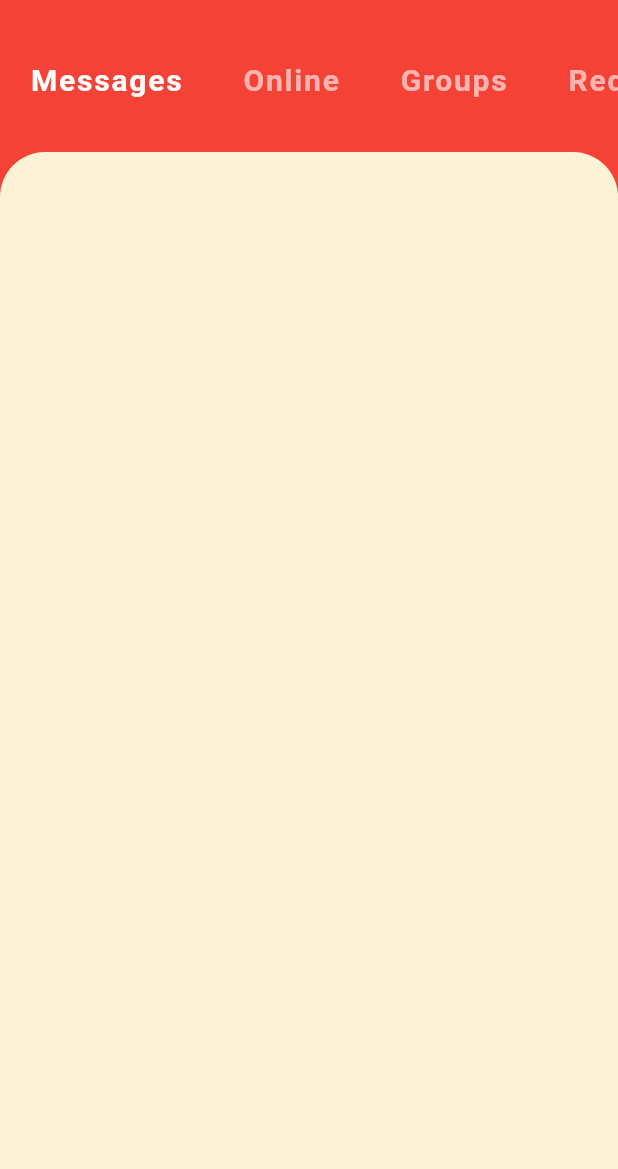
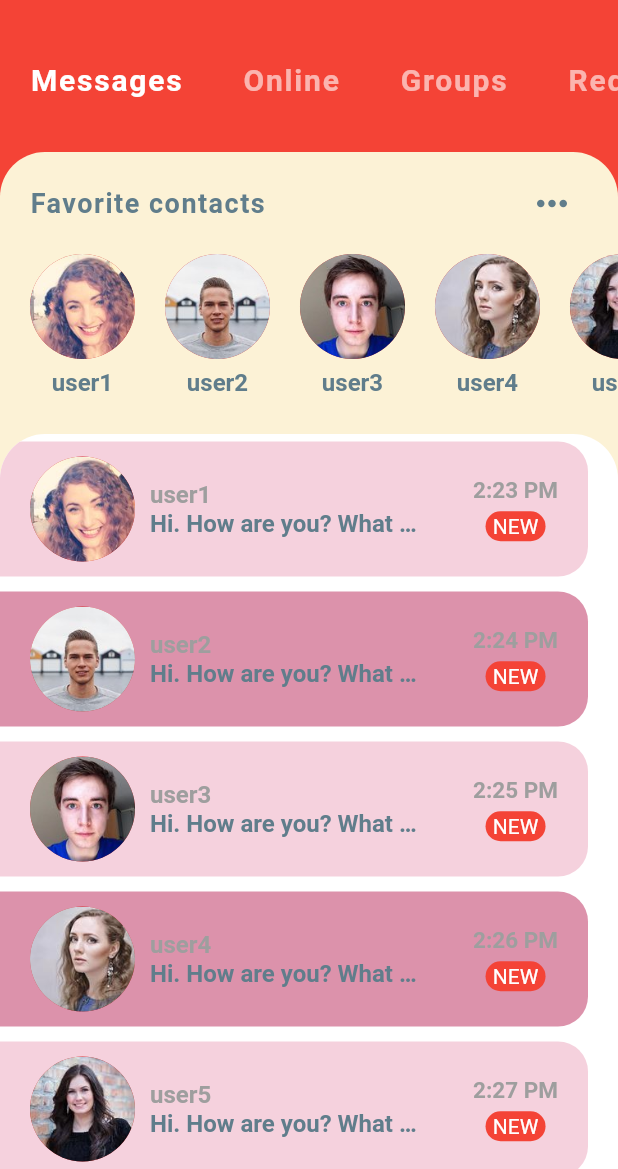
Before and after one commit to CodeWithDilshad/Chat_App, a Flutter app: the screen it shows after launch, on a phone screen of 412 x 824 dp, the part 67-1236 px from its top. Run offline on Flutter 3.47's test engine with Material 2 defaults, Android fonts, the phone set to English and light mode, and no system bars.

Commit message:
Second Commit

```diff
--- a/lib/Models/Message_model.dart
+++ b/lib/Models/Message_model.dart
@@ -11,86 +11,86 @@ class Message {
 }
 
 final User currentUser = User(0, 'current user', 'assets/images/im1.jpg');
-final User user1 = User(1, 'current user1', 'assets/images/user1.jpg');
-final User user2 = User(2, 'current user2', 'assets/images/user2.jpg');
-final User user3 = User(3, 'current user3', 'assets/images/user3.jpg');
-final User user4 = User(4, 'current user4', 'assets/images/user4.jpg');
-final User user5 = User(5, 'current user5', 'assets/images/user5.jpg');
-final User user6 = User(6, 'current user6', 'assets/images/user6.jpg');
-final User user7 = User(7, 'current user7', 'assets/images/user7.jpg');
-final User user8 = User(8, 'current user8', 'assets/images/user8.jpg');
-final User user9 = User(9, 'current user9', 'assets/images/user9.jpg');
-final User user10 = User(10, 'current user10', 'assets/images/user10.jpg');
+final User user1 = User(1, 'user1', 'assets/images/user1.jpg');
+final User user2 = User(2, 'user2', 'assets/images/user2.jpg');
+final User user3 = User(3, 'user3', 'assets/images/user3.jpg');
+final User user4 = User(4, 'user4', 'assets/images/user4.jpg');
+final User user5 = User(5, 'user5', 'assets/images/user5.jpg');
+final User user6 = User(6, 'user6', 'assets/images/user6.jpg');
+final User user7 = User(7, 'user7', 'assets/images/user7.jpg');
+final User user8 = User(8, 'user8', 'assets/images/user8.jpg');
+final User user9 = User(9, 'user9', 'assets/images/user9.jpg');
+final User user10 = User(10, ' user10', 'assets/images/user10.jpg');
 
-List<User> favContact = [user1, user2, user3, user4, user5];
+List<User> favorites = [user1, user2, user3, user4, user5,user6,user7,user8,user9,user10];
 
 List<Message> chats = [
   Message(
     user1,
-    "2:23",
+    "2:23 PM",
     "Hi. How are you? What are you doing?",
     false,
     true
   ),
   Message(
     user2,
-    "2:24",
+    "2:24 PM",
     "Hi. How are you? What are you doing?",
     true,
     false,
   ),
   Message(
     user3,
-    "2:25",
+    "2:25 PM",
     "Hi. How are you? What are you doing?",
     false,
     true
   ),
   Message(
     user4,
-    "2:26",
+    "2:26 PM",
     "Hi. How are you? What are you doing?",
     true,
     false,
   ),
   Message(
     user5,
-    "2:27",
+    "2:27 PM",
     "Hi. How are you? What are you doing?",
     false,
     true
   ),
   Message(
     user6,
-    "2:28",
+    "2:28 PM",
     "Hi. How are you? What are you doing?",
     true,
     false,
   ),
   Message(
     user7,
-    "2:29",
+    "2:29 PM",
     "Hi. How are you? What are you doing?",
     false,
     true
   ),
   Message(
     user8,
-    "2:30",
+    "2:30 PM",
     "Hi. How are you? What are you doing?",
     true,
     false,
   ),
   Message(
     user9,
-    "2:33",
+    "2:33 PM",
     "Hi. How are you? What are you doing?",
     false,
     true
   ),
   Message(
     user10,
-    "2:39",
+    "2:39 PM",
     "Hi. How are you? What are you doing?",
     true,
     false,
--- a/lib/Screens/Home_Screens.dart
+++ b/lib/Screens/Home_Screens.dart
@@ -2,6 +2,8 @@
 
 import 'package:flutter/material.dart';
 import 'package:my_chat/widgets/Catagory_Selector.dart';
+import 'package:my_chat/widgets/Fav_Contact.dart';
+import 'package:my_chat/widgets/recent_chats.dart';
 
 class HomeScreen extends StatefulWidget {
   const HomeScreen({super.key});
@@ -44,14 +46,18 @@ class _HomeScreenState extends State<HomeScreen> {
           CatagorySelector(),
           Expanded(
             child: Container(
-              decoration: BoxDecoration(
-                color: Color.fromARGB(255, 252, 242, 214),
-                borderRadius: BorderRadius.only(
-                  topLeft: Radius.circular(30.0),
-                  topRight: Radius.circular(30.0)
-                )
-              ),
-            ),
+                decoration: BoxDecoration(
+                  color: Color.fromARGB(255, 252, 242, 214),
+                  borderRadius: BorderRadius.only(
+                      topLeft: Radius.circular(30.0),
+                      topRight: Radius.circular(30.0)),
+                ),
+                child: Column(
+                  children: [
+                    FavContact(),
+                    RecentChats()
+                  ],
+                )),
           )
         ],
       ),
--- /dev/null
+++ b/lib/widgets/Fav_Contact.dart
@@ -0,0 +1,77 @@
+// ignore_for_file: avoid_unnecessary_containers, prefer_const_constructors
+
+import 'package:flutter/material.dart';
+import 'package:my_chat/Models/Message_model.dart';
+
+class FavContact extends StatefulWidget {
+  const FavContact({super.key});
+
+  @override
+  State<FavContact> createState() => _FavContactState();
+}
+
+class _FavContactState extends State<FavContact> {
+  @override
+  Widget build(BuildContext context) {
+    return Padding(
+      padding:  EdgeInsets.symmetric(vertical: 10.0),
+      child: Column(children: [
+        Padding(
+          padding: EdgeInsets.symmetric(horizontal: 20.0),
+          child: Row(
+            mainAxisAlignment: MainAxisAlignment.spaceBetween,
+            children: [
+              Text(
+                "Favorite contacts",
+                style: TextStyle(
+                  fontSize: 18,
+                  fontWeight: FontWeight.bold,
+                  color: Colors.blueGrey,
+                  letterSpacing: 1.0,
+                ),
+              ),
+              IconButton(
+                onPressed: () {},
+                icon: Icon(Icons.more_horiz),
+                color: Colors.blueGrey,
+                iconSize: 30.0,
+              ),
+            ],
+          ),
+        ),
+        Container(
+          height: 120.0,
+          child: ListView.builder(
+            padding: EdgeInsets.only(left: 10),
+            scrollDirection: Axis.horizontal,
+            itemCount: favorites.length,
+            itemBuilder: (context, int index) {
+              return Padding(
+                padding:EdgeInsets.all(10.0),
+                child: Column(
+                  children: [
+                    CircleAvatar(
+                      radius: 35.0,
+                      backgroundImage: AssetImage(favorites[index].imageUrl),
+                    ),
+                    SizedBox(
+                      height: 6.0,
+                    ),
+                    Text(
+                      favorites[index].name,
+                      style: TextStyle(
+                        color: Colors.blueGrey,
+                        fontWeight: FontWeight.w600,
+                        fontSize: 16.0,
+                      ),
+                    ),
+                  ],
+                ),
+              );
+            },
+          ),
+        )
+      ]),
+    );
+  }
+}
--- /dev/null
+++ b/lib/widgets/recent_chats.dart
@@ -0,0 +1,114 @@
+// ignore_for_file: prefer_const_constructors
+
+import 'package:flutter/material.dart';
+import 'package:my_chat/Models/Message_model.dart';
+
+class RecentChats extends StatelessWidget {
+  const RecentChats({super.key});
+
+  @override
+  Widget build(BuildContext context) {
+    return Expanded(
+      child: Container(
+        decoration: BoxDecoration(
+            color: Colors.white,
+            borderRadius: BorderRadius.only(
+              topLeft: Radius.circular(30.0),
+              topRight: Radius.circular(30.0),
+            )),
+        child: ClipRRect(
+          borderRadius: BorderRadius.only(
+            topLeft: Radius.circular(30.0),
+            topRight: Radius.circular(30.0),
+          ),
+          child: ListView.builder(
+              scrollDirection: Axis.vertical,
+              itemCount: chats.length,
+              itemBuilder: ((context, int index) {
+                final Message chat = chats[index];
+                return Container(
+                  margin: EdgeInsets.only(top: 5.0,bottom: 5.0,right: 20.0),
+                  padding: EdgeInsets.symmetric(vertical: 10.0, horizontal: 20.0),
+                  decoration: BoxDecoration(
+                    color:chat.unRead? Color.fromARGB(255, 245, 209, 221): const Color.fromARGB(255, 220, 146, 171),
+                    borderRadius:BorderRadius.only(
+                      topRight: Radius.circular(20.0),
+                      bottomRight: Radius.circular(20.0),
+                    ) ,
+                  ),
+                  child: Row(
+                    mainAxisAlignment: MainAxisAlignment.spaceBetween,
+                    children: [
+                      Row(
+                        children: [
+                          CircleAvatar(
+                            radius: 35.0,
+                            backgroundImage: AssetImage(chat.sender.imageUrl),
+                          ),
+                          SizedBox(
+                            width: 10.0,
+                          ),
+                          Column(
+                            crossAxisAlignment: CrossAxisAlignment.start,
+                            children: [
+                              Text(
+                                chat.sender.name,
+                                style: TextStyle(
+                                  color: Colors.grey,
+                                  fontSize: 16.0,
+                                  fontWeight: FontWeight.bold,
+                                ),
+                              ),
+                              Container(
+                                width: MediaQuery.of(context).size.width * 0.45,
+                                child: Text(
+                                  chat.text,
+                                  style: TextStyle(
+                                    fontSize: 16.0,
+                                    fontWeight: FontWeight.w600,
+                                    color: Colors.blueGrey,
+                                  ),
+                                  overflow: TextOverflow.ellipsis,
+                                ),
+                              )
+                            ],
+                          ),
+                        ],
+                      ),
+                      Column(
+                        children: [
+                          Text(
+                            chat.time,
+                            style: TextStyle(
+                              color: Colors.grey,
+                              fontSize: 15.0,
+                              fontWeight: FontWeight.bold,
+                            ),
+                          ),
+                          SizedBox(height: 5.0,),
+                          Container(
+                            height: 20.0,
+                            width: 40.0,
+                            decoration: BoxDecoration(
+                              borderRadius: BorderRadius.circular(30.0),
+                              color: Theme.of(context).primaryColor,
+                            ),
+                            alignment: Alignment.center,
+                            child: Text(
+                              "NEW",
+                              style: TextStyle(
+                                color: Colors.white,
+                              ),
+                            ),
+                          ),
+                        ],
+                      )
+                    ],
+                  ),
+                );
+              })),
+        ),
+      ),
+    );
+  }
+}
```
Also changed, not shown: lib/widgets/Catagory_Selector.dart (line endings or trailing spaces).
